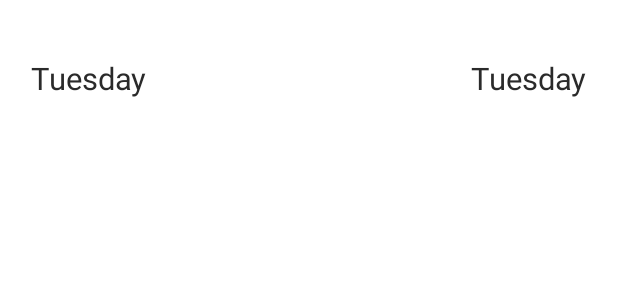
After one commit to parashar-dhamecha/WeatherApp, an Android app: the layout item_forecast.xml on its own in the app's theme, with its tools: preview values and no code run, on a phone screen of 412 x 824 dp. The commit adds this screen. Shown: the top 300 px of the screen. Run offline under Robolectric (Android 15) with nearby library versions, the phone set to English and light mode, and no system bars; network calls fail.

Commit message:
Added Forecast List with design

```diff
--- a/app/src/main/java/com/example/weatherapp/data/repositories/WeatherRepository.kt
+++ b/app/src/main/java/com/example/weatherapp/data/repositories/WeatherRepository.kt
@@ -8,4 +8,5 @@ class WeatherRepository
 
     suspend fun getTodayWeather() = myAPI.getWeatherToday()
 
+    suspend fun getForecast() = myAPI.getForecast()
 }
--- /dev/null
+++ b/app/src/main/res/layout/item_forecast.xml
@@ -0,0 +1,38 @@
+<?xml version="1.0" encoding="utf-8"?>
+
+<layout xmlns:android="http://schemas.android.com/apk/res/android"
+    xmlns:tools="http://schemas.android.com/tools">
+
+    <data>
+
+    </data>
+
+    <RelativeLayout
+        android:layout_width="wrap_content"
+        android:layout_height="@dimen/_80sdp"
+        android:layout_marginHorizontal="@dimen/_16sdp"
+        android:gravity="center_vertical">
+
+        <androidx.appcompat.widget.AppCompatTextView
+            android:id="@+id/txtForecastDay"
+            android:layout_width="wrap_content"
+            android:layout_height="wrap_content"
+            android:layout_alignParentStart="true"
+            android:layout_alignParentLeft="true"
+            android:textColor="@color/black_temp_title"
+            android:textSize="@dimen/_16ssp"
+            tools:text="Tuesday" />
+
+        <androidx.appcompat.widget.AppCompatTextView
+            android:id="@+id/txtForecastTemp"
+            android:layout_width="wrap_content"
+            android:layout_height="wrap_content"
+            android:layout_alignParentEnd="true"
+            android:layout_alignParentRight="true"
+            android:textColor="@color/black_temp_title"
+            android:textSize="@dimen/_16ssp"
+            tools:text="Tuesday" />
+
+    </RelativeLayout>
+
+</layout>
--- a/app/src/main/res/values/colors.xml
+++ b/app/src/main/res/values/colors.xml
@@ -6,7 +6,7 @@
 
 <!--    weather screen colors-->
     <color name="bg_off_white">#F5F6F7</color>
-    <color name="black_temp_title">#2a2a2a</color>
+    <color name="black_temp_title">#2A2A2A</color>
     <color name="black_city_title">#556799</color>
     <color name="bg_error">#E85959</color>
     <color name="bg_retry">#4A4A4A</color>
--- a/app/src/main/res/values/strings.xml
+++ b/app/src/main/res/values/strings.xml
@@ -1,4 +1,5 @@
 <resources>
     <string name="app_name">WeatherApp</string>
     <string name="error_something_went_wrong">Something went wrong at out end!</string>
+    <string name="degree_character">°</string>
 </resources>
```
Also changed, not shown: app/src/main/java/com/example/weatherapp/data/adapters/ForecastAdapter.kt (added, +35 -0 lines), app/src/main/java/com/example/weatherapp/data/models/ForecastResponse.kt (added, +75 -0 lines), app/src/main/java/com/example/weatherapp/data/network/MyAPI.kt (+9 -0 lines), app/src/main/java/com/example/weatherapp/ui/WeatherActivity.kt (+24 -1 lines), app/src/main/java/com/example/weatherapp/utils/extensions.kt (+11 -1 lines), app/src/main/java/com/example/weatherapp/viewmodels/WeatherViewModel.kt (+19 -0 lines), app/src/main/res/anim/slide_up.xml (added, +7 -0 lines), app/src/main/res/layout/activity_weather.xml (+19 -1 lines).
